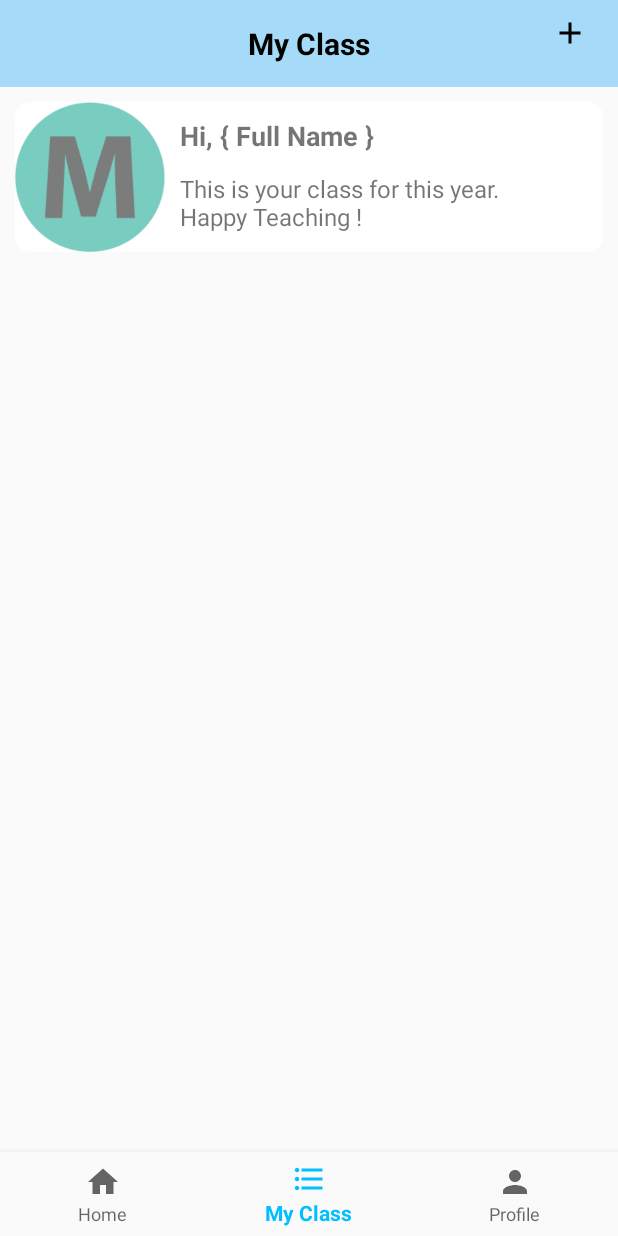
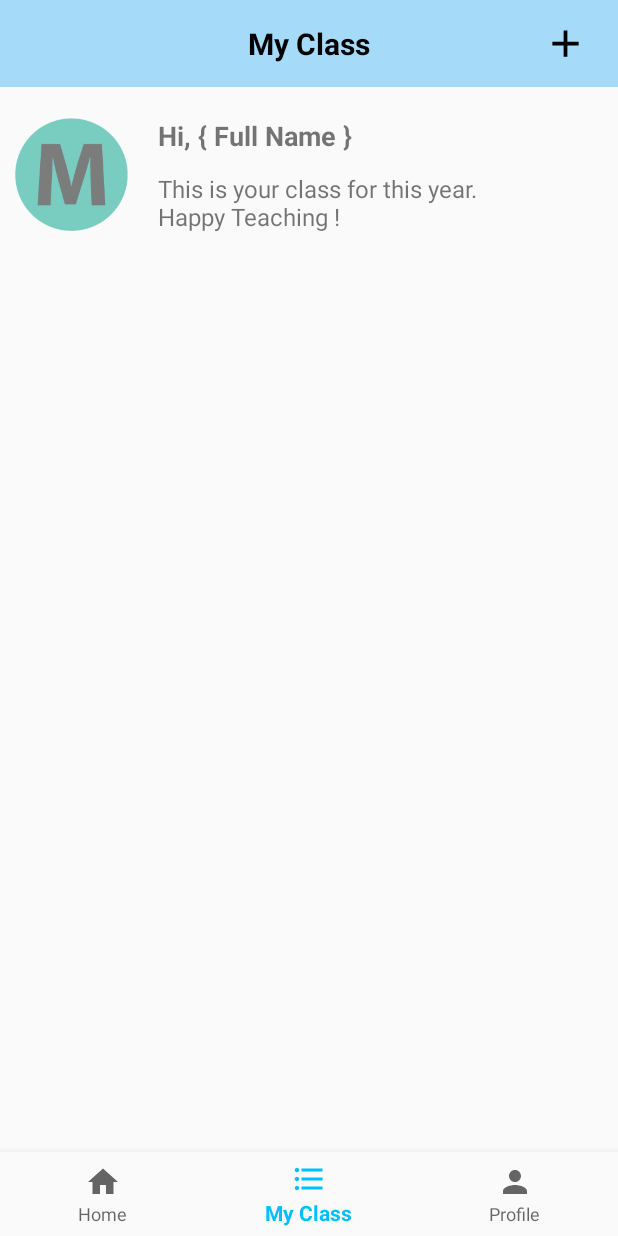
Before and after one commit to AldrickH/Hadir-Android, an Android app: the HomeFragment screen opened directly, with no data from a screen before it, item 2 of the bottom bar chosen, on a phone screen of 412 x 824 dp. Run offline under Robolectric (Android 15) with nearby library versions, the phone set to English and light mode, and no system bars; libraries missing offline, so code that uses them is left out: it.xabaras.android; 6 statements that could not run were skipped.

Commit message:
add splash screen and delete class

```diff
--- a/app/build.gradle
+++ b/app/build.gradle
@@ -35,4 +35,5 @@ dependencies {
     androidTestImplementation 'androidx.test.espresso:espresso-core:3.2.0'
     implementation 'com.google.android.material:material:1.0.0'
     implementation 'androidx.gridlayout:gridlayout:1.0.0'
+    implementation 'it.xabaras.android:recyclerview-swipedecorator:1.2.1'
 }
--- a/app/src/main/java/com/aldricklevina/hadir/Login.java
+++ b/app/src/main/java/com/aldricklevina/hadir/Login.java
@@ -39,6 +39,7 @@ public class Login extends AppCompatActivity {
                 for (Account acc : app.listAcc) {
                     if (editTextEmail.getText().toString().equals(acc.email) && editTextPass.getText().toString().equals(acc.password)) {
                         app.isLogin = true;
+                        app.openApp = false;
                         app.acc = acc;
                         break;
                     }
--- a/app/src/main/java/com/aldricklevina/hadir/Model/App.java
+++ b/app/src/main/java/com/aldricklevina/hadir/Model/App.java
@@ -7,6 +7,7 @@ import java.util.ArrayList;
 public class App extends Application {
 
     public boolean isLogin;
+    public boolean openApp = true;
     public Account acc;
     public ClassInfo classInfo;
     public Student student;
--- a/app/src/main/java/com/aldricklevina/hadir/ui/home/HomeFragment.java
+++ b/app/src/main/java/com/aldricklevina/hadir/ui/home/HomeFragment.java
@@ -251,13 +251,13 @@ public class HomeFragment extends Fragment {
     }
 
     private void refreshCalendar() {
-        layoutSun.setBackgroundResource(R.drawable.bg_blue_stroke);
-        layoutMon.setBackgroundResource(R.drawable.bg_blue_stroke);
-        layoutTue.setBackgroundResource(R.drawable.bg_blue_stroke);
-        layoutWed.setBackgroundResource(R.drawable.bg_blue_stroke);
-        layoutThu.setBackgroundResource(R.drawable.bg_blue_stroke);
-        layoutFri.setBackgroundResource(R.drawable.bg_blue_stroke);
-        layoutSat.setBackgroundResource(R.drawable.bg_blue_stroke);
+        if (layoutSunClicked) layoutSun.setBackgroundResource(R.drawable.bg_blue_stroke);
+        else if (layoutMonClicked) layoutMon.setBackgroundResource(R.drawable.bg_blue_stroke);
+        else if (layoutTueClicked) layoutTue.setBackgroundResource(R.drawable.bg_blue_stroke);
+        else if (layoutWedClicked) layoutWed.setBackgroundResource(R.drawable.bg_blue_stroke);
+        else if (layoutThuClicked) layoutThu.setBackgroundResource(R.drawable.bg_blue_stroke);
+        else if (layoutFriClicked) layoutFri.setBackgroundResource(R.drawable.bg_blue_stroke);
+        else if (layoutSatClicked) layoutSat.setBackgroundResource(R.drawable.bg_blue_stroke);
 
         layoutSunClicked = layoutMonClicked = layoutTueClicked = layoutWedClicked = layoutThuClicked = layoutFriClicked = layoutSatClicked = false;
     }
--- a/app/src/main/res/layout/activity_main.xml
+++ b/app/src/main/res/layout/activity_main.xml
@@ -4,4 +4,10 @@
     android:layout_width="match_parent"
     android:layout_height="match_parent">
 
+    <ImageView
+        android:layout_width="match_parent"
+        android:layout_height="match_parent"
+        android:scaleType="fitXY"
+        android:src="@drawable/splash_hadir" />
+
 </RelativeLayout>
--- a/app/src/main/res/layout/fragment_myclass.xml
+++ b/app/src/main/res/layout/fragment_myclass.xml
@@ -23,10 +23,11 @@
 
         <ImageView
             android:id="@+id/imgAddClass"
-            android:layout_width="wrap_content"
-            android:layout_height="wrap_content"
+            android:layout_width="50dp"
+            android:layout_height="50dp"
+            android:layout_alignParentEnd="true"
+            android:layout_centerInParent="true"
             android:padding="10dp"
-            android:layout_alignParentEnd="true"
             android:src="@drawable/ic_add_black_24dp" />
 
     </RelativeLayout>
@@ -47,20 +48,16 @@
                 android:orientation="horizontal"
                 android:padding="10dp">
 
-                <LinearLayout
-                    android:layout_width="match_parent"
-                    android:layout_height="wrap_content"
-                    android:background="@drawable/bg_white"
-                    android:orientation="horizontal">
-
                 <ImageView
-                        android:layout_width="100dp"
-                        android:layout_height="100dp"
-                        android:src="@drawable/photo_default"/>
+                    android:layout_width="75dp"
+                    android:layout_height="75dp"
+                    android:layout_gravity="center"
+                    android:src="@drawable/photo_default" />
 
                 <LinearLayout
                     android:layout_width="match_parent"
                     android:layout_height="wrap_content"
+                    android:layout_marginStart="10dp"
                     android:orientation="vertical"
                     android:padding="10dp">
 
@@ -83,8 +80,6 @@
 
             </LinearLayout>
 
-            </LinearLayout>
-
             <androidx.recyclerview.widget.RecyclerView
                 android:id="@+id/recViewMyClass"
                 android:layout_width="match_parent"
```
Also changed, not shown: app/src/main/java/com/aldricklevina/hadir/MainActivity.java (+22 -5 lines), app/src/main/java/com/aldricklevina/hadir/Model/ClassInfoAdapter.java (+8 -0 lines), app/src/main/java/com/aldricklevina/hadir/ui/myclass/MyClassFragment.java (+42 -1 lines), app/src/main/java/com/aldricklevina/hadir/ui/profile/ProfileFragment.java (+10 -1 lines), app/src/main/res/layout/fragment_profile.xml (+9 -0 lines), app/src/main/res/drawable/splash_hadir.png (added). Lines whose indentation alone changed are shown as unchanged.
